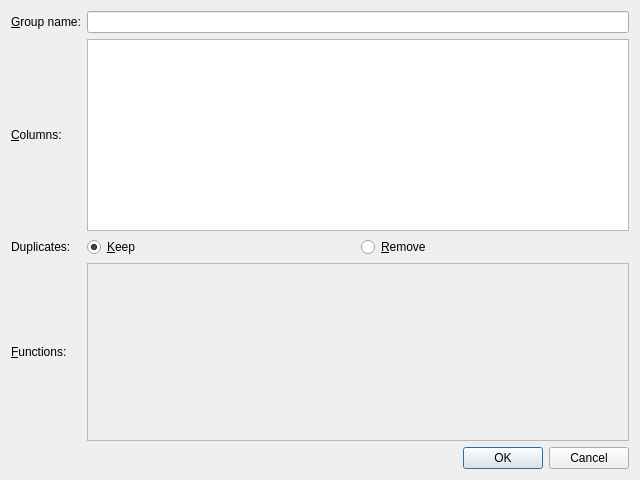
The window that coquery/gui/ui/groupDialog.ui (gkunter/coquery) describes before a commit, drawn with Qt 5.
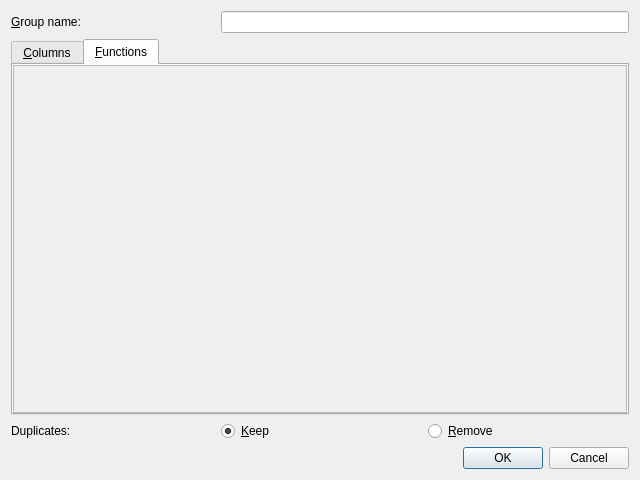
The same window after the commit. The open tabs and pages were chosen to show the change. Custom widgets are drawn as their Qt base class.

Commit message: Use tabbed widget for group dialog

What changed in the file:
```diff
--- a/coquery/gui/ui/groupDialog.ui
+++ b/coquery/gui/ui/groupDialog.ui
@@ -13,7 +13,9 @@
   <property name="windowTitle">
    <string>Add a group – Coquery</string>
   </property>
-  <layout class="QGridLayout" name="verticalLayout">
+  <layout class="QVBoxLayout" name="verticalLayout_3">
+   <item>
+    <layout class="QGridLayout" name="gridLayout" columnstretch="1,2">
    <item row="0" column="0">
     <widget class="QLabel" name="label">
      <property name="text">
@@ -31,58 +33,33 @@
      </property>
     </widget>
    </item>
-   <item row="1" column="0">
-    <widget class="QLabel" name="label_2">
-     <property name="text">
-      <string>&amp;Columns:</string>
-     </property>
-     <property name="buddy">
-      <cstring>widget_selection</cstring>
-     </property>
-    </widget>
-   </item>
-   <item row="1" column="1">
+     <item row="1" column="0" colspan="2">
+      <widget class="QTabWidget" name="tabWidget">
+       <property name="currentIndex">
+        <number>0</number>
+       </property>
+       <widget class="QWidget" name="tab">
+        <attribute name="title">
+         <string>&amp;Columns</string>
+        </attribute>
+        <layout class="QVBoxLayout" name="verticalLayout_2">
+         <property name="margin">
+          <number>4</number>
+         </property>
+         <item>
     <widget class="CoqListSelect" name="widget_selection"/>
    </item>
-   <item row="2" column="0">
-    <widget class="QLabel" name="label_duplicates">
-     <property name="text">
-      <string>Duplicates:</string>
-     </property>
-    </widget>
-   </item>
-   <item row="2" column="1">
-    <layout class="QHBoxLayout" name="horizontalLayout">
-     <item>
-      <widget class="QRadioButton" name="radio_keep_duplicates">
-       <property name="text">
-        <string>&amp;Keep</string>
-       </property>
-       <property name="checked">
-        <bool>true</bool>
-       </property>
-      </widget>
-     </item>
-     <item>
-      <widget class="QRadioButton" name="radio_remove_duplicates">
-       <property name="text">
-        <string>&amp;Remove</string>
-       </property>
-      </widget>
-     </item>
-    </layout>
-   </item>
-   <item row="3" column="0">
-    <widget class="QLabel" name="label_3">
-     <property name="text">
-      <string>&amp;Functions:</string>
-     </property>
-     <property name="buddy">
-      <cstring>scroll_content</cstring>
-     </property>
-    </widget>
-   </item>
-   <item row="3" column="1">
+        </layout>
+       </widget>
+       <widget class="QWidget" name="tab_functions">
+        <attribute name="title">
+         <string>&amp;Functions</string>
+        </attribute>
+        <layout class="QVBoxLayout" name="verticalLayout">
+         <property name="margin">
+          <number>0</number>
+         </property>
+         <item>
     <widget class="QScrollArea" name="scroll_area">
      <property name="widgetResizable">
       <bool>true</bool>
@@ -92,8 +69,8 @@
        <rect>
         <x>0</x>
         <y>0</y>
-        <width>514</width>
-        <height>164</height>
+              <width>616</width>
+              <height>318</height>
        </rect>
       </property>
       <layout class="QVBoxLayout" name="scroll_layout">
@@ -107,7 +84,39 @@
      </widget>
     </widget>
    </item>
-   <item row="4" column="1">
+        </layout>
+       </widget>
+      </widget>
+     </item>
+     <item row="2" column="0">
+      <widget class="QLabel" name="label_duplicates">
+       <property name="text">
+        <string>Duplicates:</string>
+       </property>
+      </widget>
+     </item>
+     <item row="2" column="1">
+      <layout class="QHBoxLayout" name="horizontalLayout">
+       <item>
+        <widget class="QRadioButton" name="radio_keep_duplicates">
+         <property name="text">
+          <string>&amp;Keep</string>
+         </property>
+         <property name="checked">
+          <bool>true</bool>
+         </property>
+        </widget>
+       </item>
+       <item>
+        <widget class="QRadioButton" name="radio_remove_duplicates">
+         <property name="text">
+          <string>&amp;Remove</string>
+         </property>
+        </widget>
+       </item>
+      </layout>
+     </item>
+     <item row="3" column="0" colspan="2">
     <widget class="QDialogButtonBox" name="buttonBox">
      <property name="orientation">
       <enum>Qt::Horizontal</enum>
@@ -118,6 +127,8 @@
     </widget>
    </item>
   </layout>
+   </item>
+  </layout>
  </widget>
  <customwidgets>
   <customwidget>
```
Left out of the diff: 1 changed line with no effect on the pictures. Lines whose indentation alone changed are shown as unchanged. The commit also changes 2 other files.
